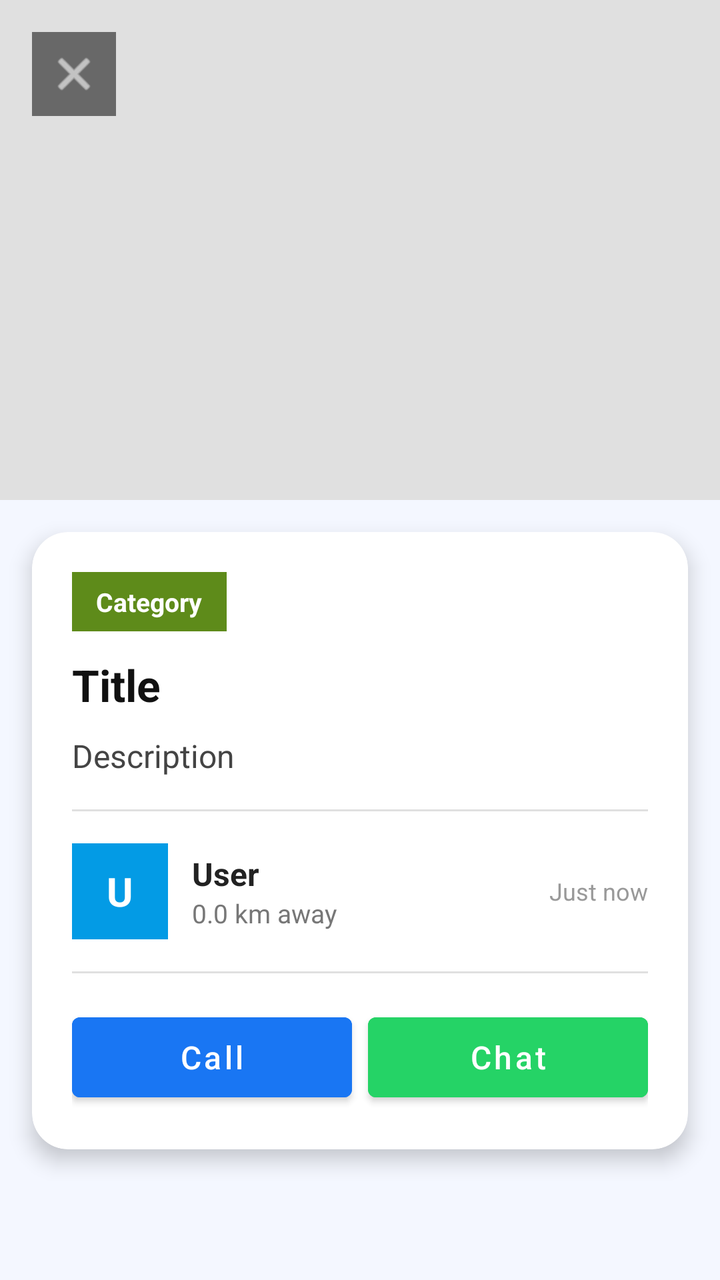
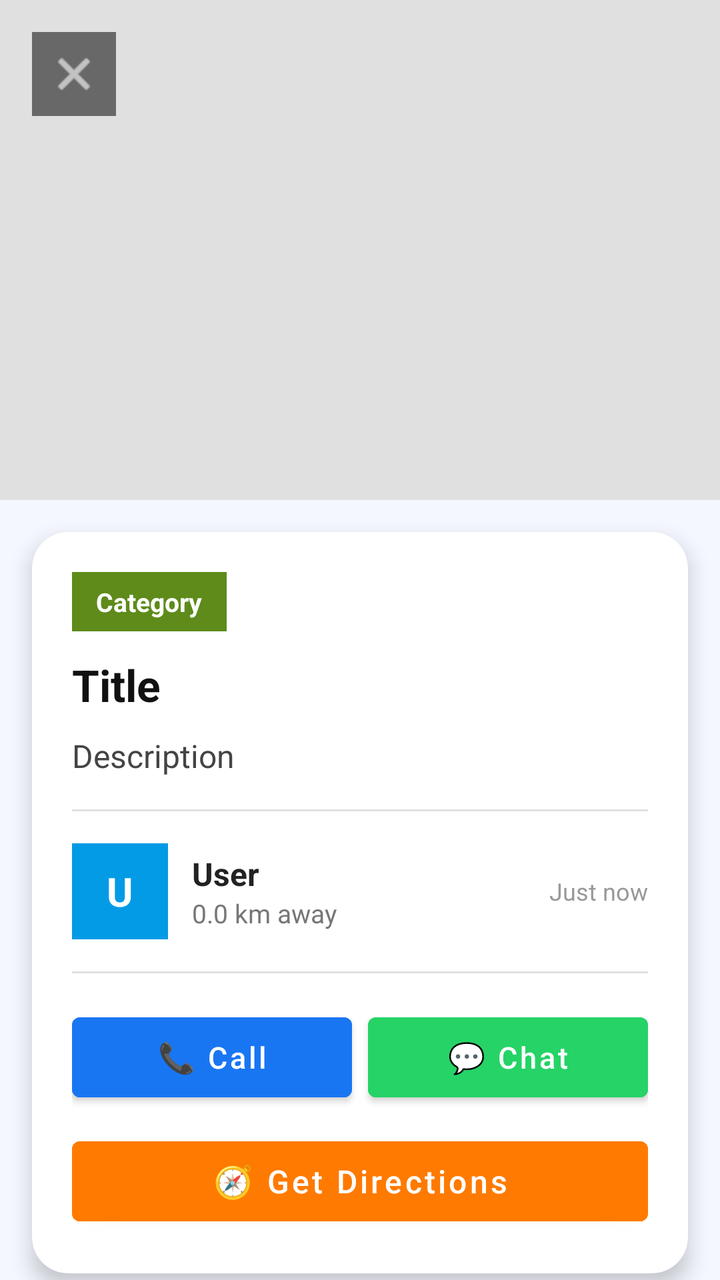

Screens rendered from an Android XML layout before and after an edit, with the pre-edit source and the edit as a unified diff.
<!-- AndroidManifest.xml: application theme Theme.TownCrierBD -->
<!-- res/layout/activity_announcement_detail.xml -->
<?xml version="1.0" encoding="utf-8"?>
<androidx.core.widget.NestedScrollView
    xmlns:android="http://schemas.android.com/apk/res/android"
    xmlns:app="http://schemas.android.com/apk/res-auto"
    android:layout_width="match_parent"
    android:layout_height="match_parent"
    android:background="#F4F7FF">

    <LinearLayout
        android:layout_width="match_parent"
        android:layout_height="wrap_content"
        android:orientation="vertical">

        
        <FrameLayout
            android:layout_width="match_parent"
            android:layout_height="250dp">

            <View
                android:layout_width="match_parent"
                android:layout_height="match_parent"
                android:background="#E0E0E0"/>

            <ImageView
                android:id="@+id/ivPhoto"
                android:layout_width="match_parent"
                android:layout_height="match_parent"
                android:scaleType="centerCrop"
                android:visibility="gone"
                android:contentDescription="@string/app_name"/>

            <ImageView
                android:id="@+id/btnBack"
                android:layout_width="42dp"
                android:layout_height="42dp"
                android:layout_margin="16dp"
                android:padding="8dp"
                android:background="#88000000"
                android:src="@android:drawable/ic_menu_close_clear_cancel"
                app:tint="@android:color/white"
                android:contentDescription="Back"/>
        </FrameLayout>

        
        <androidx.cardview.widget.CardView
            android:layout_width="match_parent"
            android:layout_height="wrap_content"
            android:layout_margin="16dp"
            app:cardCornerRadius="18dp"
            app:cardElevation="6dp">

            <LinearLayout
                android:layout_width="match_parent"
                android:layout_height="wrap_content"
                android:orientation="vertical"
                android:padding="20dp">

                
                <TextView
                    android:id="@+id/tvCategory"
                    android:layout_width="wrap_content"
                    android:layout_height="wrap_content"
                    android:background="#5E8B1A"
                    android:paddingStart="12dp"
                    android:paddingEnd="12dp"
                    android:paddingTop="6dp"
                    android:paddingBottom="6dp"
                    android:text="Category"
                    android:textColor="@android:color/white"
                    android:textStyle="bold"
                    android:textSize="13sp"/>

                
                <TextView
                    android:id="@+id/tvTitle"
                    android:layout_width="match_parent"
                    android:layout_height="wrap_content"
                    android:layout_marginTop="12dp"
                    android:text="Title"
                    android:textColor="#111111"
                    android:textStyle="bold"
                    android:textSize="22sp"/>

                
                <TextView
                    android:id="@+id/tvDesc"
                    android:layout_width="match_parent"
                    android:layout_height="wrap_content"
                    android:layout_marginTop="10dp"
                    android:text="Description"
                    android:textColor="#444444"
                    android:textSize="16sp"
                    android:lineSpacingMultiplier="1.4"/>

                
                <com.google.android.material.button.MaterialButton
                    android:id="@+id/btnPlayAudio"
                    style="@style/Widget.MaterialComponents.Button.OutlinedButton"
                    android:layout_width="wrap_content"
                    android:layout_height="48dp"
                    android:layout_marginTop="12dp"
                    android:text="🔊 Play Audio"
                    android:textAllCaps="false"
                    android:textSize="14sp"
                    android:visibility="gone"/>

                
                <View
                    android:layout_width="match_parent"
                    android:layout_height="1dp"
                    android:layout_marginTop="16dp"
                    android:layout_marginBottom="16dp"
                    android:background="#E0E0E0"/>

                
                <LinearLayout
                    android:layout_width="match_parent"
                    android:layout_height="wrap_content"
                    android:orientation="horizontal"
                    android:gravity="center_vertical">

                    <TextView
                        android:id="@+id/tvAvatar"
                        android:layout_width="48dp"
                        android:layout_height="48dp"
                        android:gravity="center"
                        android:text="U"
                        android:textStyle="bold"
                        android:textColor="@android:color/white"
                        android:textSize="20sp"
                        android:background="#039BE5"/>

                    <LinearLayout
                        android:layout_width="0dp"
                        android:layout_height="wrap_content"
                        android:layout_weight="1"
                        android:layout_marginStart="12dp"
                        android:orientation="vertical">

                        <TextView
                            android:id="@+id/tvUserName"
                            android:layout_width="wrap_content"
                            android:layout_height="wrap_content"
                            android:text="User"
                            android:textStyle="bold"
                            android:textSize="16sp"
                            android:textColor="#222222"/>

                        <TextView
                            android:id="@+id/tvDistance"
                            android:layout_width="wrap_content"
                            android:layout_height="wrap_content"
                            android:text="0.0 km away"
                            android:textSize="13sp"
                            android:textColor="#777777"/>
                    </LinearLayout>

                    <TextView
                        android:id="@+id/tvTime"
                        android:layout_width="wrap_content"
                        android:layout_height="wrap_content"
                        android:text="Just now"
                        android:textSize="12sp"
                        android:textColor="#999999"/>
                </LinearLayout>

                
                <View
                    android:layout_width="match_parent"
                    android:layout_height="1dp"
                    android:layout_marginTop="16dp"
                    android:layout_marginBottom="16dp"
                    android:background="#E0E0E0"/>

                
                <LinearLayout
                    android:layout_width="match_parent"
                    android:layout_height="wrap_content"
                    android:orientation="horizontal">

                    <Button
                        android:id="@+id/btnCall"
                        android:layout_width="0dp"
                        android:layout_height="52dp"
                        android:layout_weight="1"
                        android:text="Call"
                        android:textAllCaps="false"
                        android:textSize="16sp"
                        android:backgroundTint="#1976F3"
                        android:textColor="@android:color/white"
                        android:layout_marginEnd="8dp"/>

                    <Button
                        android:id="@+id/btnChat"
                        android:layout_width="0dp"
                        android:layout_height="52dp"
                        android:layout_weight="1"
                        android:text="Chat"
                        android:textAllCaps="false"
                        android:textSize="16sp"
                        android:backgroundTint="#25D366"
                        android:textColor="@android:color/white"/>
                </LinearLayout>

            </LinearLayout>
        </androidx.cardview.widget.CardView>

    </LinearLayout>
</androidx.core.widget.NestedScrollView>
<!-- resources referenced by this layout -->
<resources>
  <string name="app_name">TownCrierBD</string>
  <style name="Theme.TownCrierBD" parent="Theme.MaterialComponents.Light.NoActionBar">
  
          <item name="colorPrimary">@color/blue_end</item>
          <item name="colorPrimaryVariant">@color/blue_start</item>
          <item name="colorOnPrimary">@color/white</item>
  
          <item name="colorSecondary">@color/blue_start</item>
          <item name="colorSecondaryVariant">@color/blue_end</item>
          <item name="colorOnSecondary">@color/white</item>
  
          <item name="android:forceDarkAllowed" tools:targetApi="q">false</item>
  
          <item name="android:statusBarColor">@color/blue_start</item>
          <item name="android:navigationBarColor">@color/blue_start</item>
  
          <item name="spinnerStyle">@style/TownCrierBD.SpinnerStyle</item>
      </style>
  <color name="blue_end">#00BCD4</color>
  <color name="blue_start">#2196F3</color>
  <color name="white">#FFFFFF</color>
  <style name="TownCrierBD.SpinnerStyle" parent="Widget.AppCompat.Spinner">
      <item name="android:popupBackground">@drawable/bg_spinner_popup_white</item>
          <item name="popupTheme">@style/TownCrierBD.PopupTheme</item>
      </style>
  <!-- drawable bg_spinner_popup_white (drawable) -->
  <?xml version="1.0" encoding="utf-8"?>
  <shape xmlns:android="http://schemas.android.com/apk/res/android">
      <solid android:color="#FFFFFF"/>
      <corners android:radius="16dp"/>
      <padding
          android:left="8dp"
          android:top="8dp"
          android:right="8dp"
          android:bottom="8dp"/>
  </shape>
  <style name="TownCrierBD.PopupTheme" parent="ThemeOverlay.MaterialComponents.Light">
          <item name="android:popupBackground">@drawable/bg_spinner_popup_white</item>
      </style>
</resources>

<!-- the commit's change to res/layout/activity_announcement_detail.xml (unified diff, before → after) -->
@@ -183,9 +183,9 @@
                         android:layout_width="0dp"
                         android:layout_height="52dp"
                         android:layout_weight="1"
-                        android:text="Call"
+                        android:text="📞 Call"
                         android:textAllCaps="false"
-                        android:textSize="16sp"
+                        android:textSize="15sp"
                         android:backgroundTint="#1976F3"
                         android:textColor="@android:color/white"
                         android:layout_marginEnd="8dp"/>
@@ -195,13 +195,25 @@
                         android:layout_width="0dp"
                         android:layout_height="52dp"
                         android:layout_weight="1"
-                        android:text="Chat"
+                        android:text="💬 Chat"
                         android:textAllCaps="false"
-                        android:textSize="16sp"
+                        android:textSize="15sp"
                         android:backgroundTint="#25D366"
                         android:textColor="@android:color/white"/>
                 </LinearLayout>
 
+                
+                <Button
+                    android:id="@+id/btnDirection"
+                    android:layout_width="match_parent"
+                    android:layout_height="52dp"
+                    android:layout_marginTop="10dp"
+                    android:text="🧭 Get Directions"
+                    android:textAllCaps="false"
+                    android:textSize="16sp"
+                    android:backgroundTint="#FF7A00"
+                    android:textColor="@android:color/white"/>
+
             </LinearLayout>
         </androidx.cardview.widget.CardView>
 
